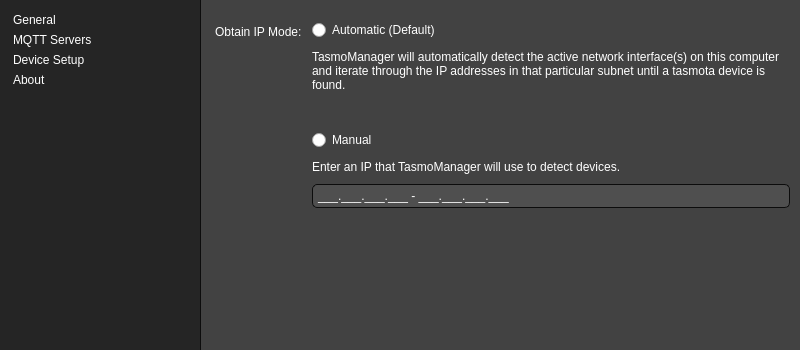
The window that src/gui/preferencesdialog.ui (tom-23/TasmoManager) describes before a commit, drawn with Qt 5.
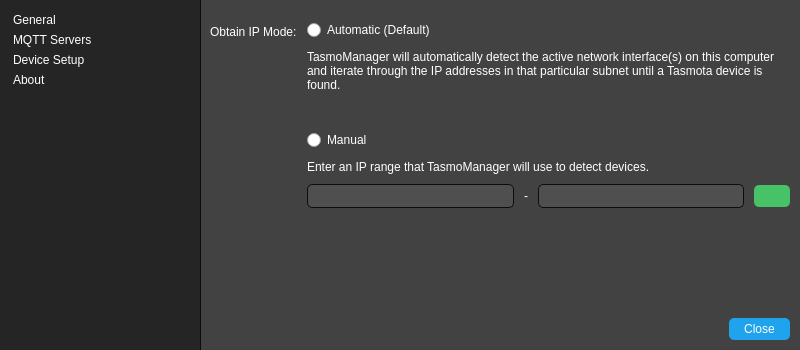
The same window after the commit. The open tabs and pages were chosen to show the change. Icons and pictures are not drawn.

```diff
--- a/src/gui/preferencesdialog.ui
+++ b/src/gui/preferencesdialog.ui
@@ -42,7 +42,7 @@
 QPushButton {
 	border-radius: 5px;
 	border: none;
-	padding: 5px 15px;
+	padding: 4px 15px;
 	background-color: #1fa3ec;
 }
 
@@ -183,12 +183,12 @@
    </item>
    <item>
     <widget class="QWidget" name="container" native="true">
-     <layout class="QVBoxLayout" name="verticalLayout_2" stretch="0">
+     <layout class="QVBoxLayout" name="verticalLayout_2" stretch="0,0">
       <property name="spacing">
        <number>10</number>
       </property>
       <property name="leftMargin">
-       <number>15</number>
+       <number>10</number>
       </property>
       <property name="topMargin">
        <number>10</number>
@@ -397,6 +397,9 @@
           </property>
           <item>
            <layout class="QFormLayout" name="formLayout_2">
+            <property name="fieldGrowthPolicy">
+             <enum>QFormLayout::ExpandingFieldsGrow</enum>
+            </property>
             <property name="topMargin">
              <number>10</number>
             </property>
@@ -425,7 +428,7 @@
                  </size>
                 </property>
                 <property name="text">
-                 <string>TasmoManager will automatically detect the active network interface(s) on this computer and iterate through the IP addresses in that particular subnet until a tasmota device is found.</string>
+                 <string>TasmoManager will automatically detect the active network interface(s) on this computer and iterate through the IP addresses in that particular subnet until a Tasmota device is found.</string>
                 </property>
                 <property name="alignment">
                  <set>Qt::AlignLeading|Qt::AlignLeft|Qt::AlignTop</set>
@@ -445,16 +448,50 @@
               <item>
                <widget class="QLabel" name="label_12">
                 <property name="text">
-                 <string>Enter an IP that TasmoManager will use to detect devices.</string>
+                 <string>Enter an IP range that TasmoManager will use to detect devices.</string>
                 </property>
                </widget>
               </item>
               <item>
-               <widget class="QLineEdit" name="lineEdit_5">
-                <property name="inputMask">
-                 <string>000.000.000.000 - 000.000.000.000;_</string>
+               <layout class="QHBoxLayout" name="horizontalLayout_6">
+                <property name="spacing">
+                 <number>10</number>
                 </property>
-               </widget>
+                <property name="topMargin">
+                 <number>0</number>
+                </property>
+                <item>
+                 <widget class="QLineEdit" name="firstIP"/>
+                </item>
+                <item>
+                 <widget class="QLabel" name="label_3">
+                  <property name="text">
+                   <string>-</string>
+                  </property>
+                 </widget>
+                </item>
+                <item>
+                 <widget class="QLineEdit" name="lastIP"/>
+                </item>
+                <item>
+                 <widget class="QPushButton" name="saveIPSettingsButton">
+                  <property name="sizePolicy">
+                   <sizepolicy hsizetype="Preferred" vsizetype="Fixed">
+                    <horstretch>0</horstretch>
+                    <verstretch>0</verstretch>
+                   </sizepolicy>
+                  </property>
+                  <property name="styleSheet">
+                   <string notr="true">image: url(:/16/assets/16_tick.svg);
+padding: 4px 2px;
+background-color: #47c266;</string>
+                  </property>
+                  <property name="text">
+                   <string/>
+                  </property>
+                 </widget>
+                </item>
+               </layout>
               </item>
              </layout>
             </item>
@@ -599,6 +636,33 @@
         </widget>
        </widget>
       </item>
+      <item>
+       <layout class="QHBoxLayout" name="horizontalLayout_4">
+        <property name="topMargin">
+         <number>0</number>
+        </property>
+        <item>
+         <spacer name="horizontalSpacer_4">
+          <property name="orientation">
+           <enum>Qt::Horizontal</enum>
+          </property>
+          <property name="sizeHint" stdset="0">
+           <size>
+            <width>40</width>
+            <height>20</height>
+           </size>
+          </property>
+         </spacer>
+        </item>
+        <item>
+         <widget class="QPushButton" name="closeButton">
+          <property name="text">
+           <string>Close</string>
+          </property>
+         </widget>
+        </item>
+       </layout>
+      </item>
      </layout>
     </widget>
    </item>
```
Left out of the diff: 72 changed lines with no effect on the pictures.
